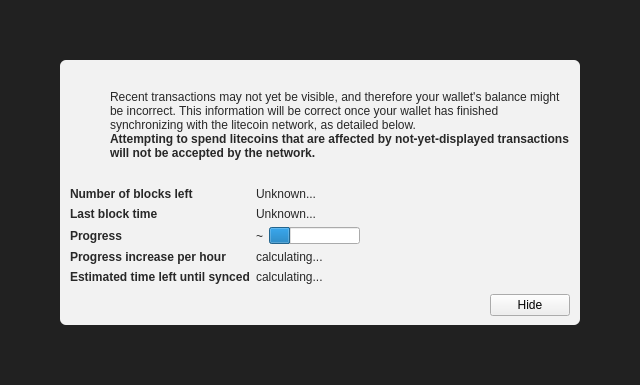
First picture: the form in src/qt/forms/modaloverlay.ui, repository skadiran/rubycoin, before the edit.
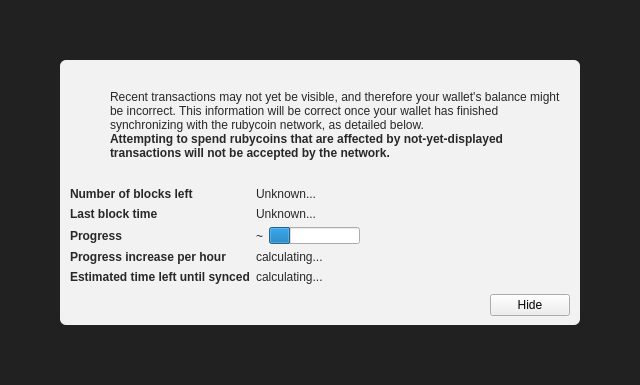
Second picture: the form after the edit. Icons and pictures are not drawn. Custom widgets are drawn as their Qt base class.

```diff
--- a/src/qt/forms/modaloverlay.ui
+++ b/src/qt/forms/modaloverlay.ui
@@ -130,7 +130,7 @@
              <item>
               <widget class="QLabel" name="infoText">
                <property name="text">
-                <string>Recent transactions may not yet be visible, and therefore your wallet's balance might be incorrect. This information will be correct once your wallet has finished synchronizing with the litecoin network, as detailed below.</string>
+                <string>Recent transactions may not yet be visible, and therefore your wallet's balance might be incorrect. This information will be correct once your wallet has finished synchronizing with the rubycoin network, as detailed below.</string>
                </property>
                <property name="textFormat">
                 <enum>Qt::RichText</enum>
@@ -149,7 +149,7 @@
                 </font>
                </property>
                <property name="text">
-                <string>Attempting to spend litecoins that are affected by not-yet-displayed transactions will not be accepted by the network.</string>
+                <string>Attempting to spend rubycoins that are affected by not-yet-displayed transactions will not be accepted by the network.</string>
                </property>
                <property name="textFormat">
                 <enum>Qt::RichText</enum>
```
